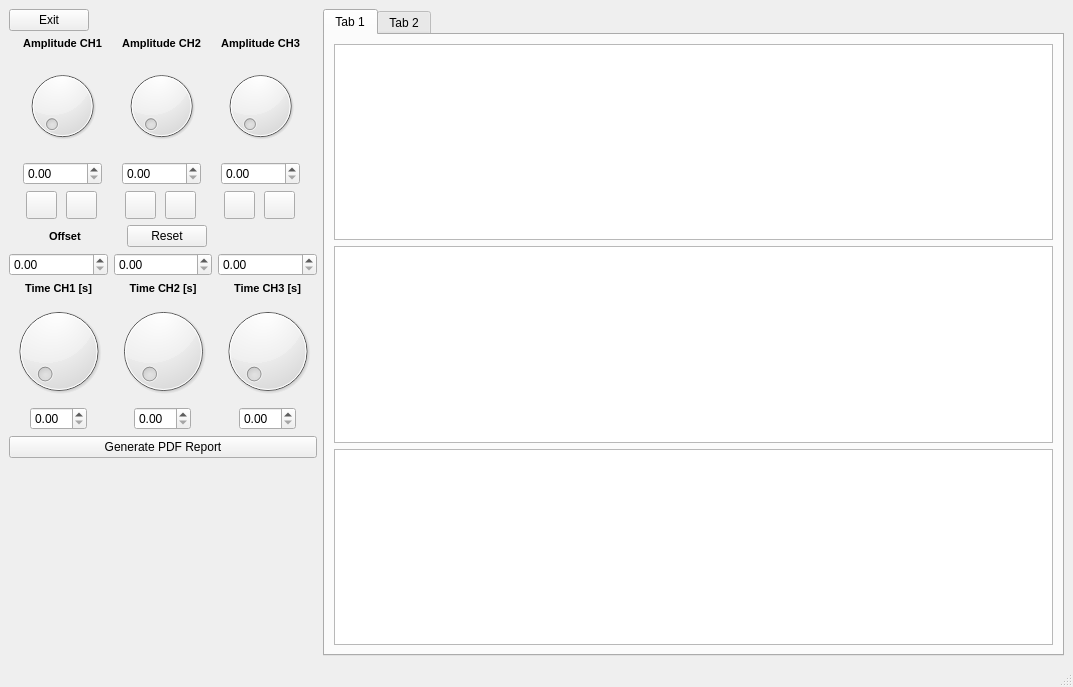
The window that UI/archive/UI4.ui (RamadanIbrahem98/multiChannelSignalViewer) describes before a commit, drawn with Qt 5.
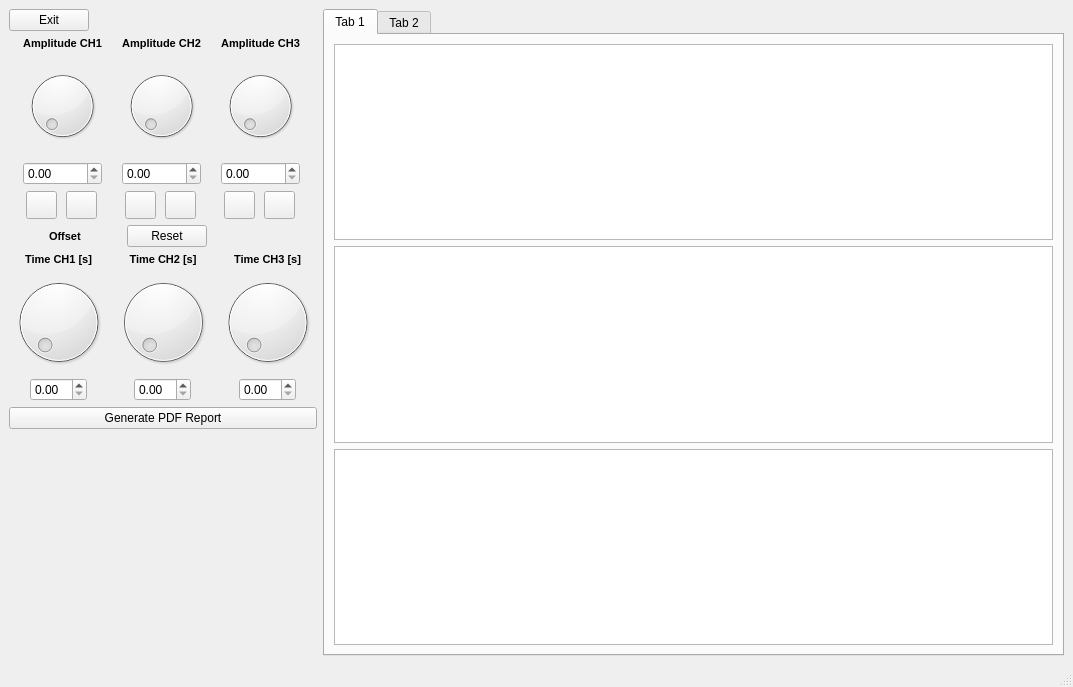
The same window after the commit. Icons and pictures are not drawn. Custom widgets are drawn as their Qt base class.

Commit message: changed varible names and got rid of unused variables

Patch:
```diff
--- a/UI/archive/UI4.ui
+++ b/UI/archive/UI4.ui
@@ -352,17 +352,7 @@
            </layout>
           </item>
           <item>
-           <layout class="QHBoxLayout" name="horizontalLayout_3">
-            <item>
-             <widget class="QDoubleSpinBox" name="doubleSpinBox_4"/>
-            </item>
-            <item>
-             <widget class="QDoubleSpinBox" name="doubleSpinBox_5"/>
-            </item>
-            <item>
-             <widget class="QDoubleSpinBox" name="doubleSpinBox_6"/>
-            </item>
-           </layout>
+           <layout class="QHBoxLayout" name="horizontalLayout_3"/>
           </item>
          </layout>
         </item>
```
The commit also changes 1 other file.
